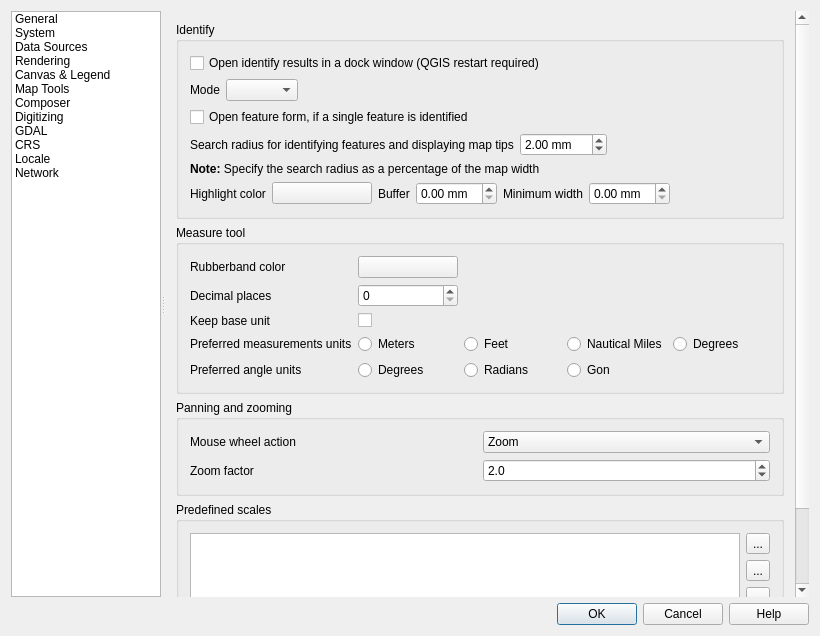
This is src/ui/qgsoptionsbase.ui in qgis/QGIS as Qt 5 draws it before an edit. The edited form follows.
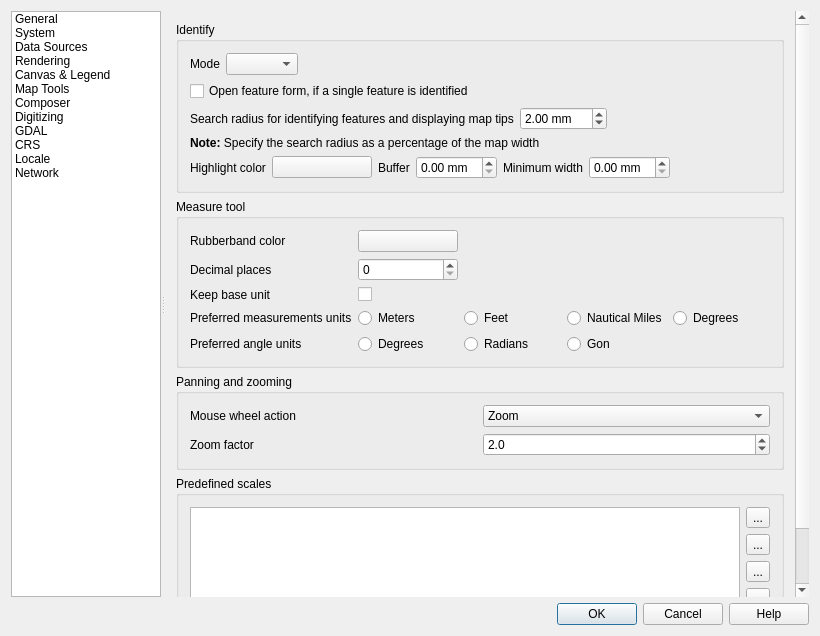
This is the edited form. Icons and pictures are not drawn. Custom widgets are drawn as their Qt base class.

What changed in the file:
```diff
--- a/src/ui/qgsoptionsbase.ui
+++ b/src/ui/qgsoptionsbase.ui
@@ -2549,13 +2549,6 @@
                   <string>Identify</string>
                  </property>
                  <layout class="QVBoxLayout" name="verticalLayout_37">
-                  <item>
-                   <widget class="QCheckBox" name="cbxIdentifyResultsDocked">
-                    <property name="text">
-                     <string>Open identify results in a dock window (QGIS restart required)</string>
-                    </property>
-                   </widget>
-                  </item>
                   <item>
                    <layout class="QHBoxLayout" name="mIdentifyModeHorizontalLayout">
                     <item>
```
